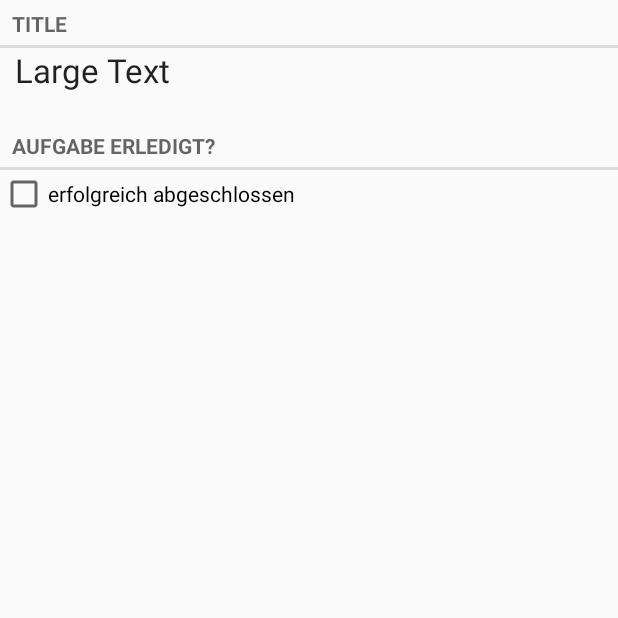
After one commit to ScreamFD/todoDB, an Android app: the TodoActivity screen opened directly, with no data from a screen before it, on a phone screen of 412 x 824 dp, the top half of it. The commit adds this screen. Run offline under Robolectric (Android 15) with nearby library versions, the phone set to English and light mode, and no system bars.

Commit message:
added a TodoFragment for details on an single todo

```diff
--- a/app/build.gradle
+++ b/app/build.gradle
@@ -23,5 +23,6 @@ dependencies {
     compile fileTree(dir: 'libs', include: ['*.jar'])
     testCompile 'junit:junit:4.12'
     compile 'com.android.support:appcompat-v7:23.1.1'
-    compile 'com.android.support:recyclerview-v7:23.0.+'
+    compile 'com.android.support:recyclerview-v7:23.1.1'
+    compile 'com.android.support:support-v4:23.1.1'
 }
--- a/app/src/main/AndroidManifest.xml
+++ b/app/src/main/AndroidManifest.xml
@@ -15,6 +15,8 @@
                 <category android:name="android.intent.category.LAUNCHER"/>
             </intent-filter>
         </activity>
+        <activity android:name=".TodoActivity">
+        </activity>
     </application>
 
 </manifest>
--- /dev/null
+++ b/app/src/main/java/de/lamber/sascha/todolist/TodoActivity.java
@@ -0,0 +1,24 @@
+package de.lamber.sascha.todolist;
+
+import android.support.v4.app.Fragment;
+import android.support.v4.app.FragmentActivity;
+import android.support.v4.app.FragmentManager;
+import android.support.v7.app.AppCompatActivity;
+import android.os.Bundle;
+
+public class TodoActivity extends FragmentActivity {
+
+    @Override
+    protected void onCreate(Bundle savedInstanceState) {
+        super.onCreate(savedInstanceState);
+        setContentView(R.layout.activity_todo);
+
+        FragmentManager fragmentManager = getSupportFragmentManager();
+        Fragment fragment = fragmentManager.findFragmentById(R.id.todo_container);
+
+        if (fragment == null){
+            fragment = new TodoFragment();
+            fragmentManager.beginTransaction().add(R.id.todo_container, fragment).commit();
+        }
+    }
+}
--- a/app/src/main/java/de/lamber/sascha/todolist/TodoAdapter.java
+++ b/app/src/main/java/de/lamber/sascha/todolist/TodoAdapter.java
@@ -8,6 +8,7 @@ import android.view.ViewGroup;
 import android.widget.BaseAdapter;
 import android.widget.CheckBox;
 import android.widget.TextView;
+import android.widget.Toast;
 
 import java.util.ArrayList;
 import java.util.List;
@@ -20,7 +21,7 @@ public class TodoAdapter extends RecyclerView.Adapter{
     private List<Todo> aufgaben;
     private MainActivity activity;
 
-    private static class TodoViewHolder extends RecyclerView.ViewHolder {
+    private static class TodoViewHolder extends RecyclerView.ViewHolder implements View.OnClickListener {
 
         public TextView todoTitle;
         public CheckBox isDone;
@@ -30,6 +31,13 @@ public class TodoAdapter extends RecyclerView.Adapter{
             super(view);
             todoTitle = (TextView) view.findViewById(R.id.todoTitle);
             isDone = (CheckBox) view.findViewById(R.id.isDone);
+            view.setOnClickListener(this);
+        }
+
+        @Override
+        public void onClick(View v) {
+            Toast toast = Toast.makeText(v.getContext(), todoTitle.getText(), Toast.LENGTH_SHORT);
+            toast.show();
         }
     }
 
--- /dev/null
+++ b/app/src/main/java/de/lamber/sascha/todolist/TodoFragment.java
@@ -0,0 +1,53 @@
+package de.lamber.sascha.todolist;
+
+
+import android.os.Bundle;
+import android.support.v4.app.Fragment;
+import android.view.LayoutInflater;
+import android.view.View;
+import android.view.ViewGroup;
+import android.widget.CheckBox;
+import android.widget.CompoundButton;
+import android.widget.TextView;
+
+
+/**
+ * A simple {@link Fragment} subclass.
+ */
+public class TodoFragment extends Fragment {
+
+    private Todo aufgabe;
+    private TextView todoTitle;
+    private CheckBox isDone;
+
+    public TodoFragment() {
+        // Required empty public constructor
+    }
+
+    @Override
+    public void onCreate(Bundle saveInstanceState){
+        super.onCreate(saveInstanceState);
+        aufgabe = new Todo("");
+        // TODO: Replace empty Todo
+    }
+
+
+    @Override
+    public View onCreateView(LayoutInflater inflater, ViewGroup container,
+                             Bundle savedInstanceState) {
+        // Inflate the layout for this fragment
+       View view = inflater.inflate(R.layout.fragment_todo, container, false);
+
+        todoTitle = (TextView) view.findViewById(R.id.todoTitle);
+        isDone = (CheckBox) view.findViewById(R.id.isDone);
+        isDone.setOnCheckedChangeListener(new CompoundButton.OnCheckedChangeListener() {
+            @Override
+            public void onCheckedChanged(CompoundButton buttonView, boolean isChecked) {
+                aufgabe.setDone(isChecked);
+            }
+        });
+
+        return view;
+    }
+
+}
--- /dev/null
+++ b/app/src/main/res/layout/activity_todo.xml
@@ -0,0 +1,7 @@
+<?xml version="1.0" encoding="utf-8"?>
+<FrameLayout
+    xmlns:android="http://schemas.android.com/apk/res/android"
+    xmlns:tools="http://schemas.android.com/tools"
+    android:id="@+id/todo_container"
+    android:layout_width="match_parent"
+    android:layout_height="match_parent" />
--- /dev/null
+++ b/app/src/main/res/layout/fragment_todo.xml
@@ -0,0 +1,46 @@
+<RelativeLayout xmlns:android="http://schemas.android.com/apk/res/android"
+             xmlns:tools="http://schemas.android.com/tools"
+             android:layout_width="match_parent"
+             android:layout_height="match_parent"
+             tools:context="de.lamber.sascha.todolist.TodoFragment">
+
+    <TextView
+        android:layout_width="match_parent"
+        android:layout_height="wrap_content"
+        android:text="Title"
+        android:id="@+id/titleLabel"
+        style="?android:listSeparatorTextViewStyle" />
+
+    <TextView
+        android:layout_width="match_parent"
+        android:layout_height="wrap_content"
+        android:textAppearance="?android:attr/textAppearanceLarge"
+        android:text="Large Text"
+        android:id="@+id/todoTitle"
+        android:layout_below="@id/titleLabel"
+        android:layout_alignParentLeft="true"
+        android:layout_alignParentStart="true"
+        android:layout_marginLeft="10dp" />
+
+    <TextView
+        android:layout_width="match_parent"
+        android:layout_height="wrap_content"
+        android:text="Aufgabe erledigt?"
+        android:id="@+id/erledigtLabel"
+        style="?android:listSeparatorTextViewStyle"
+        android:layout_below="@+id/todoTitle"
+        android:layout_alignParentLeft="true"
+        android:layout_alignParentStart="true"
+        android:layout_marginTop="20dp"/>
+
+    <CheckBox
+        android:layout_width="wrap_content"
+        android:layout_height="wrap_content"
+        android:text="erfolgreich abgeschlossen"
+        android:id="@+id/isDone"
+        android:layout_below="@id/erledigtLabel"
+        android:layout_alignParentLeft="true"
+        android:layout_alignParentStart="true"
+        android:checked="false"/>
+
+</RelativeLayout>
--- a/app/src/main/res/values/strings.xml
+++ b/app/src/main/res/values/strings.xml
@@ -1,3 +1,6 @@
 <resources>
     <string name="app_name">TodoList</string>
+
+    <!-- TODO: Remove or change this placeholder text -->
+    <string name="hello_blank_fragment">Hello blank fragment</string>
 </resources>
```
